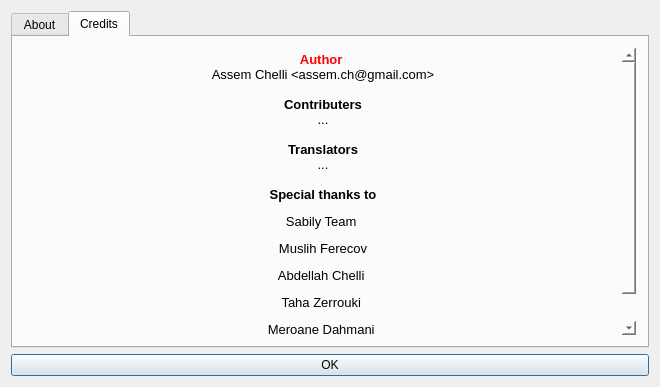
The window that interfaces/desktop/UI/aboutDlg.ui (Alfanous-team/alfanous) describes before a commit, drawn with Qt 5.
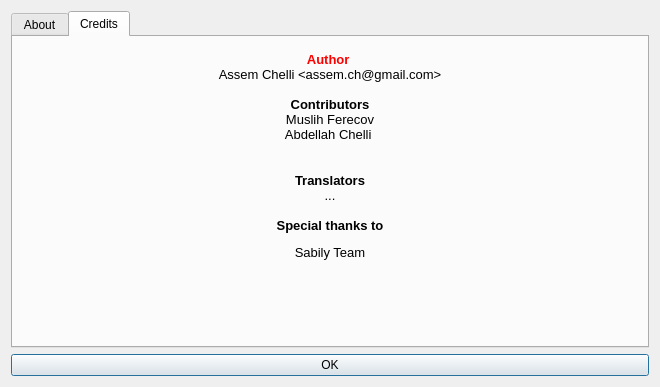
The same window after the commit. The open tabs and pages were chosen to show the change.

The edit to the form file:
```diff
--- a/interfaces/desktop/UI/aboutDlg.ui
+++ b/interfaces/desktop/UI/aboutDlg.ui
@@ -197,18 +197,15 @@
 &lt;p align=&quot;center&quot; style=&quot; margin-top:0px; margin-bottom:0px; margin-left:0px; margin-right:0px; -qt-block-indent:0; text-indent:0px;&quot;&gt;&lt;span style=&quot; font-family:'Sans'; font-size:10pt; font-weight:600; color:#ff0000;&quot;&gt;Author &lt;/span&gt;&lt;/p&gt;
 &lt;p align=&quot;center&quot; style=&quot; margin-top:0px; margin-bottom:0px; margin-left:0px; margin-right:0px; -qt-block-indent:0; text-indent:0px;&quot;&gt;&lt;span style=&quot; font-family:'Sans'; font-size:10pt;&quot;&gt;Assem Chelli &amp;lt;assem.ch@gmail.com&amp;gt;&lt;/span&gt;&lt;/p&gt;
 &lt;p align=&quot;center&quot; style=&quot;-qt-paragraph-type:empty; margin-top:0px; margin-bottom:0px; margin-left:0px; margin-right:0px; -qt-block-indent:0; text-indent:0px; font-family:'Sans'; font-size:10pt;&quot;&gt;&lt;/p&gt;
-&lt;p align=&quot;center&quot; style=&quot; margin-top:0px; margin-bottom:0px; margin-left:0px; margin-right:0px; -qt-block-indent:0; text-indent:0px;&quot;&gt;&lt;span style=&quot; font-family:'Sans'; font-size:10pt; font-weight:600;&quot;&gt;Contributers&lt;/span&gt;&lt;/p&gt;
-&lt;p align=&quot;center&quot; style=&quot; margin-top:0px; margin-bottom:0px; margin-left:0px; margin-right:0px; -qt-block-indent:0; text-indent:0px;&quot;&gt;&lt;span style=&quot; font-family:'Sans'; font-size:10pt;&quot;&gt;...&lt;/span&gt;&lt;/p&gt;
-&lt;p align=&quot;center&quot; style=&quot;-qt-paragraph-type:empty; margin-top:0px; margin-bottom:0px; margin-left:0px; margin-right:0px; -qt-block-indent:0; text-indent:0px; font-family:'Sans'; font-size:10pt; font-weight:600; color:#000000;&quot;&gt;&lt;/p&gt;
+&lt;p align=&quot;center&quot; style=&quot; margin-top:0px; margin-bottom:0px; margin-left:0px; margin-right:0px; -qt-block-indent:0; text-indent:0px;&quot;&gt;&lt;span style=&quot; font-family:'Sans'; font-size:10pt; font-weight:600;&quot;&gt;Contributors&lt;/span&gt;&lt;/p&gt;
+&lt;p align=&quot;center&quot; style=&quot; margin-top:0px; margin-bottom:0px; margin-left:0px; margin-right:0px; -qt-block-indent:0; text-indent:0px;&quot;&gt;&lt;span style=&quot; font-family:'Sans'; font-size:10pt;&quot;&gt;Muslih Ferecov&lt;/span&gt;&lt;/p&gt;
+&lt;p align=&quot;center&quot; style=&quot; margin-top:0px; margin-bottom:12px; margin-left:0px; margin-right:0px; -qt-block-indent:0; text-indent:0px;&quot;&gt;&lt;span style=&quot; font-family:'Sans'; font-size:10pt;&quot;&gt;Abdellah Chelli &lt;/span&gt;&lt;/p&gt;
+&lt;p align=&quot;center&quot; style=&quot;-qt-paragraph-type:empty; margin-top:0px; margin-bottom:0px; margin-left:0px; margin-right:0px; -qt-block-indent:0; text-indent:0px;&quot;&gt;&lt;/p&gt;
 &lt;p align=&quot;center&quot; style=&quot; margin-top:0px; margin-bottom:0px; margin-left:0px; margin-right:0px; -qt-block-indent:0; text-indent:0px;&quot;&gt;&lt;span style=&quot; font-family:'Sans'; font-size:10pt; font-weight:600; color:#000000;&quot;&gt;Translators&lt;/span&gt;&lt;/p&gt;
 &lt;p align=&quot;center&quot; style=&quot; margin-top:0px; margin-bottom:0px; margin-left:0px; margin-right:0px; -qt-block-indent:0; text-indent:0px;&quot;&gt;&lt;span style=&quot; font-family:'Sans'; font-size:10pt;&quot;&gt;...&lt;/span&gt;&lt;/p&gt;
 &lt;p align=&quot;center&quot; style=&quot;-qt-paragraph-type:empty; margin-top:0px; margin-bottom:0px; margin-left:0px; margin-right:0px; -qt-block-indent:0; text-indent:0px; font-family:'Sans'; font-size:10pt;&quot;&gt;&lt;/p&gt;
 &lt;p align=&quot;center&quot; style=&quot; margin-top:0px; margin-bottom:12px; margin-left:0px; margin-right:0px; -qt-block-indent:0; text-indent:0px;&quot;&gt;&lt;span style=&quot; font-family:'Sans'; font-size:10pt; font-weight:600; color:#000000;&quot;&gt;Special thanks to&lt;/span&gt;&lt;/p&gt;
-&lt;p align=&quot;center&quot; style=&quot; margin-top:0px; margin-bottom:12px; margin-left:0px; margin-right:0px; -qt-block-indent:0; text-indent:0px;&quot;&gt;&lt;span style=&quot; font-family:'Sans'; font-size:10pt;&quot;&gt;Sabily Team &lt;/span&gt;&lt;/p&gt;
-&lt;p align=&quot;center&quot; style=&quot; margin-top:0px; margin-bottom:12px; margin-left:0px; margin-right:0px; -qt-block-indent:0; text-indent:0px;&quot;&gt;&lt;span style=&quot; font-family:'Sans'; font-size:10pt;&quot;&gt;Muslih Ferecov&lt;/span&gt;&lt;/p&gt;
-&lt;p align=&quot;center&quot; style=&quot; margin-top:0px; margin-bottom:12px; margin-left:0px; margin-right:0px; -qt-block-indent:0; text-indent:0px;&quot;&gt;&lt;span style=&quot; font-family:'Sans'; font-size:10pt;&quot;&gt;Abdellah Chelli &lt;/span&gt;&lt;/p&gt;
-&lt;p align=&quot;center&quot; style=&quot; margin-top:0px; margin-bottom:12px; margin-left:0px; margin-right:0px; -qt-block-indent:0; text-indent:0px;&quot;&gt;&lt;span style=&quot; font-family:'Sans'; font-size:10pt;&quot;&gt;Taha Zerrouki &lt;/span&gt;&lt;/p&gt;
-&lt;p align=&quot;center&quot; style=&quot; margin-top:0px; margin-bottom:12px; margin-left:0px; margin-right:0px; -qt-block-indent:0; text-indent:0px;&quot;&gt;&lt;span style=&quot; font-family:'Sans'; font-size:10pt;&quot;&gt;Meroane Dahmani &lt;/span&gt;&lt;/p&gt;
+&lt;p align=&quot;center&quot; style=&quot; margin-top:0px; margin-bottom:12px; margin-left:0px; margin-right:0px; -qt-block-indent:0; text-indent:0px;&quot;&gt;&lt;span style=&quot; font-family:'Sans'; font-size:10pt;&quot;&gt;Sabily Team&lt;/span&gt;&lt;/p&gt;
 &lt;p style=&quot;-qt-paragraph-type:empty; margin-top:0px; margin-bottom:12px; margin-left:0px; margin-right:0px; -qt-block-indent:1; text-indent:0px; font-family:'Sans'; font-size:10pt; font-weight:600; color:#0000ff;&quot;&gt;&lt;/p&gt;&lt;/body&gt;&lt;/html&gt;</string>
          </property>
          <property name="overwriteMode">
```
Left out of the diff: 9 changed lines with no effect on the pictures.
